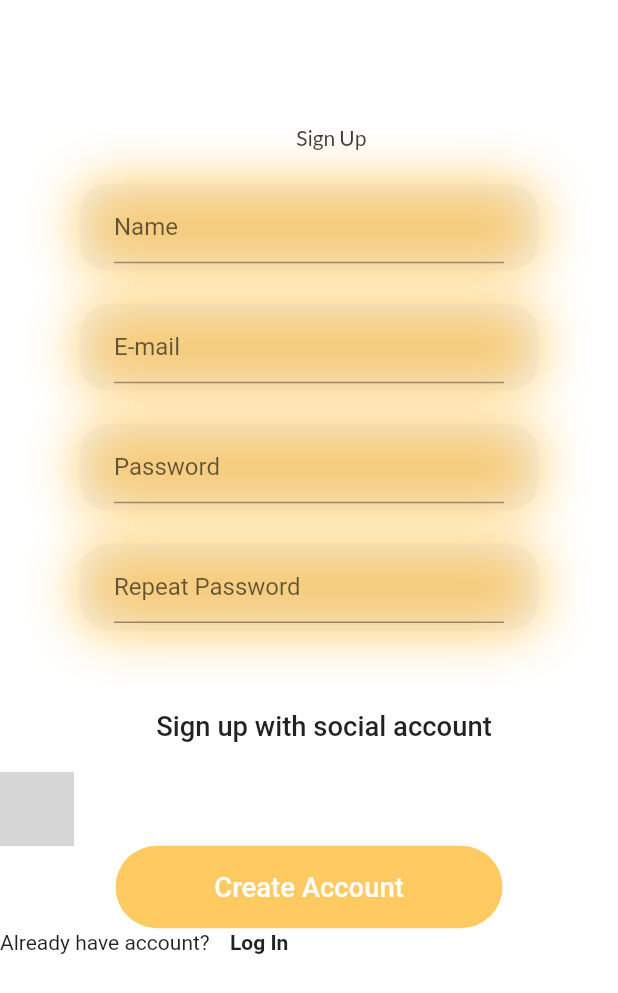
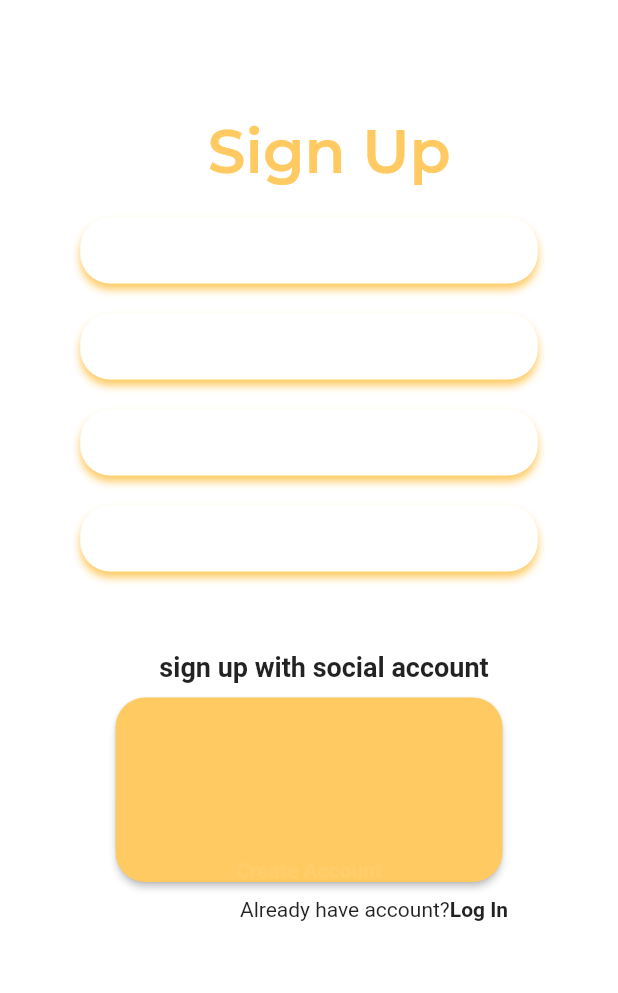
Before and after one commit to fakhrymubarak/mbocu-app, a Flutter app: the RegisterPage screen opened by its route, on a phone screen of 412 x 824 dp. Shown: the top 993 px of the screen. Run offline on Flutter 3.47's test engine with Material 2 defaults, Android fonts, the phone set to English and light mode, and no system bars; our stand-ins replace dio, flutter_screenutil, get, google_fonts, google_maps_flutter, location and 1 more; missing offline and left inert: whatsapp_unilink; network calls fail; grey boxes are pictures that could not be loaded.

Commit message:
login and register

```diff
--- a/lib/themes/text_styles.dart
+++ b/lib/themes/text_styles.dart
@@ -23,3 +23,6 @@ TextStyle tsSmall = GoogleFonts.lato(
 
 TextStyle tsSmallBold = GoogleFonts.lato(
     fontSize: 12.sp, fontWeight: FontWeight.w700, color: colorBlack);
+
+TextStyle textHeader = GoogleFonts.montserrat(
+    color: colorPrimary, fontWeight: FontWeight.w600, fontSize: 40);
--- a/lib/views/register_page.dart
+++ b/lib/views/register_page.dart
@@ -3,9 +3,8 @@ import 'dart:ui';
 import 'package:flutter/foundation.dart';
 import 'package:flutter/material.dart';
 import 'package:flutter/rendering.dart';
-import 'package:flutter_screenutil/flutter_screenutil.dart';
 import 'package:mbocu_app/themes/text_styles.dart';
-import 'package:responsive_builder/responsive_builder.dart';
+import 'package:mbocu_app/themes/colors.dart';
 
 class RegisterPage extends StatefulWidget {
   const RegisterPage({Key? key}) : super(key: key);
@@ -17,104 +16,67 @@ class RegisterPage extends StatefulWidget {
 class _RegisterPageState extends State<RegisterPage> {
   @override
   Widget build(BuildContext context) {
-    ScreenUtil.init(
-        BoxConstraints(
-            maxWidth: MediaQuery.of(context).size.width,
-            maxHeight: MediaQuery.of(context).size.height),
-        designSize: Size(375, 812));
-    return ScreenTypeLayout(
-      breakpoints: ScreenBreakpoints(desktop: 600, tablet: 950, watch: 300),
-      mobile: Scaffold(
-        backgroundColor: Color(0xffFFFFFF),
+    return Scaffold(
+        backgroundColor: const Color(0xffFFFFFF),
         body: SingleChildScrollView(
           child: Column(
             children: <Widget>[
               Padding(
-                padding: EdgeInsets.only(top: 76.w, right: 90.w, left: 117.w),
-                child: Text('Sign Up', style: tsRegular),
+                padding: const EdgeInsets.only(top: 76, right: 90, left: 117),
+                child: Text('Sign Up', style: textHeader),
               ),
-              SizedBox(
-                height: 20.w,
+              const SizedBox(height: 20),
+              const TextFieldContainer(
+                  child:
+                      TextField(decoration: InputDecoration(hintText: 'Name'))),
+              const SizedBox(
+                height: 20,
               ),
-              TextFieldContainer(
-                child: TextField(
-                  decoration: InputDecoration(hintText: 'Name'),
+              const TextFieldContainer(
+                  child: TextField(
+                decoration: InputDecoration(hintText: 'Email'),
+              )),
+              const SizedBox(
+                height: 20,
+              ),
+              const TextFieldContainer(
+                  child: TextField(
+                      decoration: InputDecoration(hintText: 'Password'))),
+              const SizedBox(
+                height: 20,
+              ),
+              const TextFieldContainer(
+                  child: TextField(
+                decoration: InputDecoration(hintText: 'Repeat Password'),
+              )),
+              const Padding(
+                padding: EdgeInsets.only(top: 53, left: 20),
+                child: Text('sign up with social account',
+                    style: TextStyle(
+                      fontSize: 18,
+                      fontWeight: FontWeight.bold,
+                    )),
+              ),
+              const SizedBox(
+                height: 10,
+              ),
+              ElevatedButton(
+                style: raisedButtonStyle,
+                onPressed: () {},
+                child: const Text(
+                  'Create Account',
+                  style: TextStyle(
+                      color: Color(0x0fFFFFFF), fontWeight: FontWeight.bold),
                 ),
               ),
-              SizedBox(
-                height: 20.w,
-              ),
-              TextFieldContainer(
-                child: TextField(
-                  decoration: InputDecoration(hintText: 'E-mail'),
-                ),
-              ),
-              SizedBox(
-                height: 20.w,
-              ),
-              TextFieldContainer(
-                child: TextField(
-                  obscureText: true,
-                  decoration: InputDecoration(hintText: 'Password'),
-                ),
-              ),
-              SizedBox(
-                height: 20.w,
-              ),
-              TextFieldContainer(
-                child: TextField(
-                  decoration: InputDecoration(hintText: 'Repeat Password'),
-                ),
+              const SizedBox(
+                height: 10,
               ),
               Padding(
-                padding: EdgeInsets.only(top: 53, left: 20),
-                child: Text(
-                  'Sign up with social account',
-                  style: TextStyle(
-                    fontSize: 18.sp,
-                    fontWeight: FontWeight.w500,
-                  ),
-                ),
-              ),
-              Padding(
-                padding: EdgeInsets.only(top: 20),
+                padding: const EdgeInsets.only(left: 160, right: 37),
                 child: Row(
-                  mainAxisAlignment: MainAxisAlignment.start,
-                  children: <Widget>[
-                    Container(
-                      height: 45.w,
-                      width: 45.w,
-                      decoration: BoxDecoration(
-                          image: DecorationImage(
-                              image: AssetImage('assets/icons/gmail.png'),
-                              fit: BoxFit.cover),
-                          color: Colors.white),
-                    )
-                  ],
-                ),
-              ),
-              Container(
-                width: 258,
-                height: 50.w,
-                child: FlatButton(
-                  color: Color(0xffFFCA61),
-                  onPressed: () {},
-                  shape: RoundedRectangleBorder(
-                      borderRadius: BorderRadius.circular(30)),
-                  child: Text(
-                    'Create Account',
-                    style: TextStyle(color: Color(0xffFFFFFF), fontSize: 18.sp),
-                  ),
-                ),
-              ),
-              SizedBox(
-                height: 17.w,
-                child: Row(
-                  children: [
-                    Text('Already have account? '),
-                    SizedBox(
-                      width: 10,
-                    ),
+                  children: const <Widget>[
+                    Text('Already have account?'),
                     Text(
                       'Log In',
                       style: TextStyle(fontWeight: FontWeight.bold),
@@ -124,31 +86,37 @@ class _RegisterPageState extends State<RegisterPage> {
               )
             ],
           ),
-        ),
-      ),
+        ));
+  }
+}
+
+final ButtonStyle raisedButtonStyle = ElevatedButton.styleFrom(
+    onPrimary: colorPrimary,
+    primary: colorPrimary,
+    //maximumSize: const Size(58, 0),
+    minimumSize: const Size(258, 49),
+    padding: const EdgeInsets.only(top: 107),
+    shape: const RoundedRectangleBorder(
+        borderRadius: BorderRadius.all(Radius.circular(20))));
+
+class TextFieldContainer extends StatelessWidget {
+  const TextFieldContainer({Key? key, required TextField child})
+      : super(key: key);
+
+  @override
+  Widget build(BuildContext context) {
+    return Container(
+      margin: const EdgeInsets.only(left: 53, right: 53),
+      padding: const EdgeInsets.symmetric(horizontal: 23, vertical: 5),
+      width: 305,
+      height: 44,
+      decoration: BoxDecoration(
+          color: Colors.white,
+          borderRadius: BorderRadius.circular(20),
+          boxShadow: const [
+            BoxShadow(
+                color: Color(0xffFFCA61), blurRadius: 4, offset: Offset(0, 4))
+          ]),
     );
   }
 }
-
-class TextFieldContainer extends StatelessWidget {
-  final Widget child;
-
-  const TextFieldContainer({Key? key, required this.child}) : super(key: key);
-
-  @override
-  Widget build(BuildContext context) {
-    Size size = MediaQuery.of(context).size;
-    return Container(
-      margin: EdgeInsets.only(left: 53, right: 53),
-      padding: EdgeInsets.symmetric(horizontal: 23, vertical: 5),
-      width: size.width * 0.8,
-      decoration: BoxDecoration(
-          color: Color(0xffD4CCCC).withOpacity(0.2),
-          borderRadius: BorderRadius.circular(20),
-          boxShadow: [
-            BoxShadow(color: Color(0xffFFCA61), blurRadius: 30, spreadRadius: 0)
-          ]),
-      child: child,
-    );
-  }
-}
```
Also changed, not shown: lib/views/login_page.dart (+52 -53 lines).
